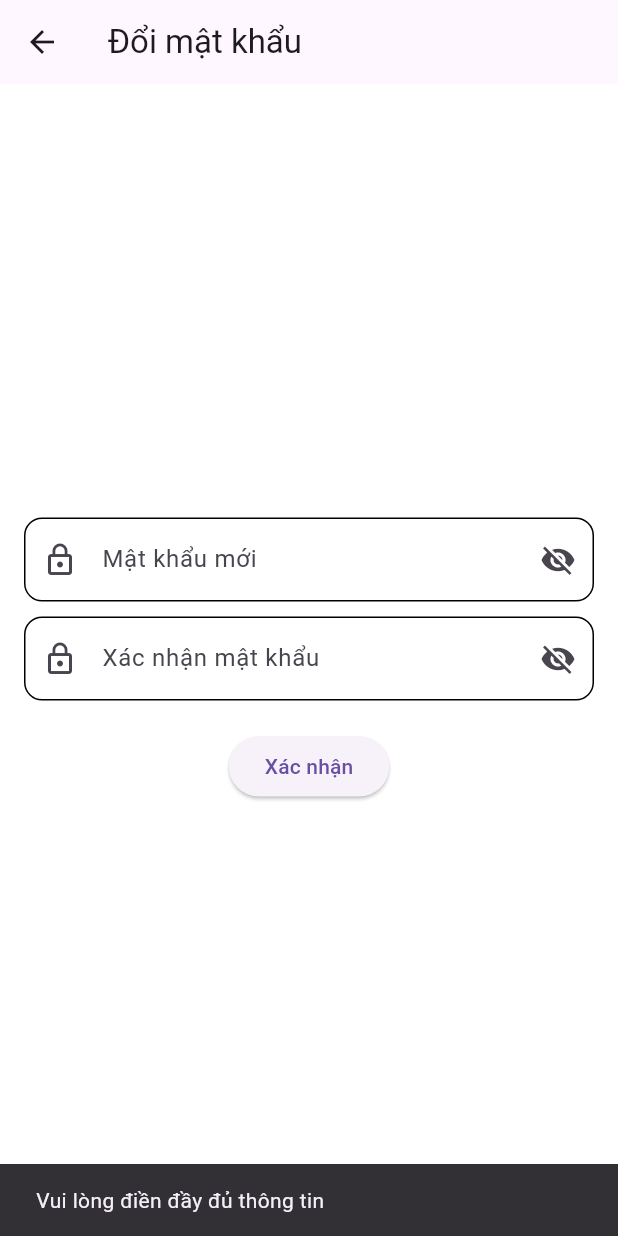
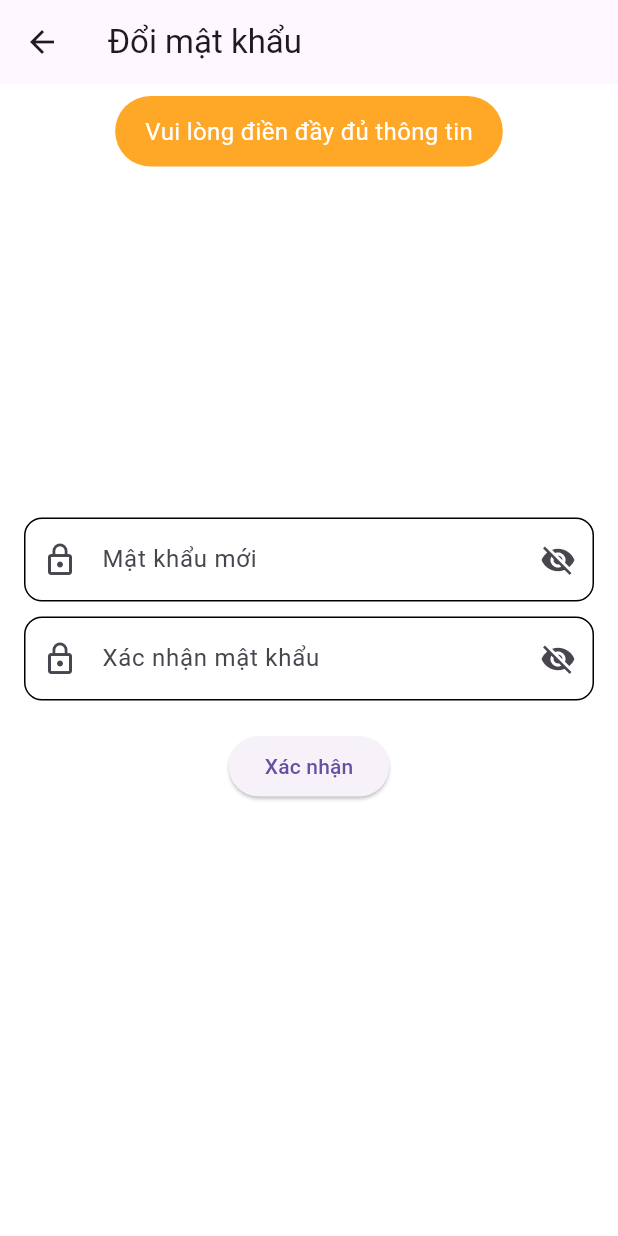
Before and after one commit to ThanhGay/hms-fe, a Flutter app: the ChangePasswordScreen screen opened directly with empty values, after a tap on "Xác nhận", on a phone screen of 412 x 824 dp. Run offline on Flutter 3.47's test engine with Material 3 defaults, Android fonts, the phone set to English and light mode, and no system bars; our stand-ins replace badges, cloud_firestore, dio, firebase_core, firebase_messaging, flutter_rating_bar and 9 more; accounts and stored records are empty; Roboto replaces fonts that are missing (Poppins).

Commit message:
fix thông báo

```diff
--- a/lib/presentation/screens/change_password_screen.dart
+++ b/lib/presentation/screens/change_password_screen.dart
@@ -40,16 +40,24 @@ class _ChangePasswordScreenState extends State<ChangePasswordScreen> {
     final confirmPassword = confirmPasswordController.text;
 
     if (password.isEmpty || confirmPassword.isEmpty) {
-      ScaffoldMessenger.of(context).showSnackBar(
-        const SnackBar(content: Text('Vui lòng điền đầy đủ thông tin')),
-      );
+      // ScaffoldMessenger.of(context).showSnackBar(
+      //   const SnackBar(content: Text('Vui lòng điền đầy đủ thông tin')),
+      // );
+      showToast(
+        msg: ('Vui lòng điền đầy đủ thông tin'),
+        backgroundColor: Colors.orange[400],
+        textColor: Colors.white);
       return;
     }
 
     if (password != confirmPassword) {
-      ScaffoldMessenger.of(context).showSnackBar(
-        const SnackBar(content: Text('Mật khẩu không khớp')),
-      );
+      // ScaffoldMessenger.of(context).showSnackBar(
+      //   const SnackBar(content: Text('Mật khẩu không khớp')),
+      // );
+      showToast(
+        msg: ('Mật khẩu không khớp'),
+        backgroundColor: Colors.orange[400],
+        textColor: Colors.white);
       return;
     }
 
@@ -60,10 +68,14 @@ class _ChangePasswordScreenState extends State<ChangePasswordScreen> {
     );
 
     if (response == 200) {
-      ScaffoldMessenger.of(context).showSnackBar(
-        const SnackBar(
-            content: Text('Đổi mật khẩu thành công! Vui lòng đăng nhập.')),
-      );
+      // ScaffoldMessenger.of(context).showSnackBar(
+      //   const SnackBar(
+      //       content: Text('Đổi mật khẩu thành công! Vui lòng đăng nhập.')),
+      // );
+      showToast(
+        msg: ('Đổi mật khẩu thành công! Vui lòng đăng nhập.'),
+        backgroundColor: Colors.green[400],
+        textColor: Colors.white);
       Navigator.push(
         context,
         MaterialPageRoute(
```
Also changed, not shown: pubspec.lock.
